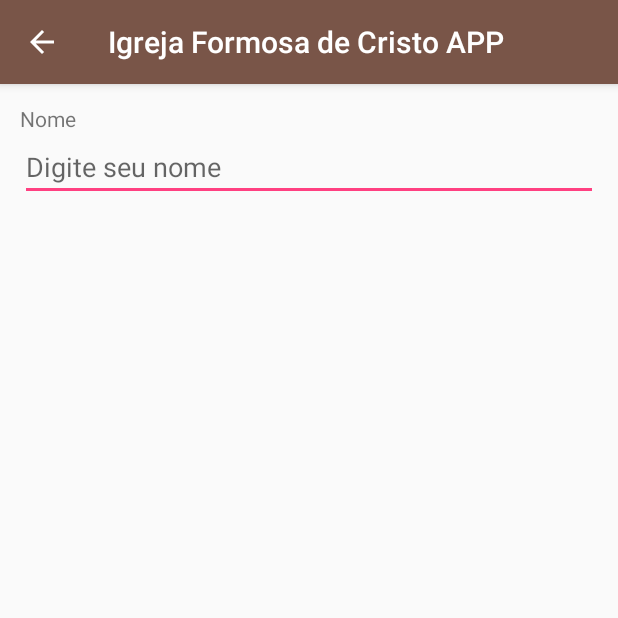
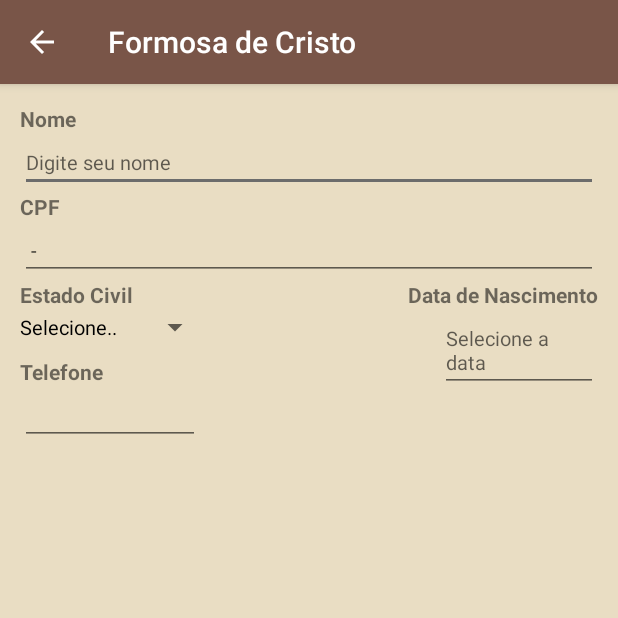
Before and after one commit to wterroni/IFCAPP_Android, an Android app: the PerfilActivity screen opened directly, with no data from a screen before it, on a phone screen of 412 x 824 dp, the top half of it. Run offline under Robolectric (Android 15) with nearby library versions, the phone set to English and light mode, and no system bars.

Commit message:
Altera cores padrão e inclui novos campos no formulario

```diff
--- a/app/src/main/java/com/ifcapp/ifcapp/activitys/AgendaActivity.kt
+++ b/app/src/main/java/com/ifcapp/ifcapp/activity/AgendaActivity.kt
@@ -1,4 +1,4 @@
-package com.ifcapp.ifcapp.activitys
+package com.ifcapp.ifcapp.activity
 
 import android.content.Intent
 import android.os.Bundle
--- a/app/src/main/java/com/ifcapp/ifcapp/activitys/BaseActivity.kt
+++ b/app/src/main/java/com/ifcapp/ifcapp/activity/BaseActivity.kt
@@ -1,7 +1,6 @@
-package com.ifcapp.ifcapp.activitys
+package com.ifcapp.ifcapp.activity
 
 import android.os.Bundle
-import android.os.PersistableBundle
 import android.support.v7.app.AppCompatActivity
 import android.view.MenuItem
 
--- a/app/src/main/java/com/ifcapp/ifcapp/activitys/LoginActivity.kt
+++ b/app/src/main/java/com/ifcapp/ifcapp/activity/LoginActivity.kt
@@ -1,10 +1,9 @@
-package com.ifcapp.ifcapp.activitys
+package com.ifcapp.ifcapp.activity
 
 import android.content.Intent
 import android.support.v7.app.AppCompatActivity
 import android.os.Bundle
 import android.widget.Button
-import android.widget.EditText
 import android.widget.Toast
 import com.ifcapp.ifcapp.R
 import kotlinx.android.synthetic.main.activity_login.*
--- a/app/src/main/java/com/ifcapp/ifcapp/activitys/MainActivity.kt
+++ b/app/src/main/java/com/ifcapp/ifcapp/activity/MainActivity.kt
@@ -1,4 +1,4 @@
-package com.ifcapp.ifcapp.activitys
+package com.ifcapp.ifcapp.activity
 
 import android.content.Intent
 import android.os.Bundle
--- /dev/null
+++ b/app/src/main/java/com/ifcapp/ifcapp/activity/PerfilActivity.kt
@@ -0,0 +1,62 @@
+package com.ifcapp.ifcapp.activity
+
+import android.os.Bundle
+import com.ifcapp.ifcapp.R
+import android.widget.ArrayAdapter
+import kotlinx.android.synthetic.main.activity_perfil.*
+import android.app.DatePickerDialog
+import java.util.*
+
+
+class PerfilActivity : BaseActivity() {
+
+    private var mYear: Int = 0
+    var mMonth: Int = 0
+    var mDay: Int = 0
+
+    override fun onCreate(savedInstanceState: Bundle?) {
+        super.onCreate(savedInstanceState)
+        setContentView(R.layout.activity_perfil)
+        init()
+    }
+
+    fun init() {
+        setEstadoCivilSpinner()
+        setDataNascimento()
+        setFoneTextChangedListener()
+    }
+
+    fun setFoneTextChangedListener() {
+        FoneEditText.addTextChangedListener(Mask.insert("(##)#####-####", FoneEditText));
+    }
+
+    fun setEstadoCivilSpinner() {
+        val adapter = ArrayAdapter.createFromResource(this,
+                R.array.estado_civil_array, R.layout.spinner_item)
+        adapter.setDropDownViewResource(R.layout.spinner_dropdown_item)
+        estadoCivilSpinner.adapter = adapter
+    }
+
+    fun setDataNascimento() {
+        dataNascimentoButton.setOnClickListener {
+            onClickData()
+        }
+    }
+
+    fun onClickData() {
+        val c = Calendar.getInstance()
+        mYear = c.get(Calendar.YEAR)
+        mMonth = c.get(Calendar.MONTH)
+        mDay = c.get(Calendar.DAY_OF_MONTH)
+
+        val datePickerDialog = DatePickerDialog(this,
+                DatePickerDialog.OnDateSetListener { view, year, monthOfYear,
+                                                     dayOfMonth ->
+                    dataNascimentoButton
+                            .setText(dayOfMonth.toString() +
+                                    "/" + (monthOfYear + 1) + "/" + year)
+                },
+                mYear, mMonth, mDay)
+        datePickerDialog.show()
+    }
+}
--- a/app/src/main/res/layout/activity_agenda.xml
+++ b/app/src/main/res/layout/activity_agenda.xml
@@ -6,8 +6,8 @@
     android:id="@+id/drawer"
     android:layout_width="match_parent"
     android:layout_height="match_parent"
-    android:background="@drawable/background"
-    tools:context=".activitys.AgendaActivity">
+    android:background="@color/colorSecundary"
+    tools:context=".activity.AgendaActivity">
 
     <android.support.v7.widget.RecyclerView
         android:id="@+id/recyclerViewAgenda"
--- a/app/src/main/res/layout/activity_item_agenda.xml
+++ b/app/src/main/res/layout/activity_item_agenda.xml
@@ -4,7 +4,8 @@
     xmlns:tools="http://schemas.android.com/tools"
     android:layout_width="match_parent"
     android:layout_height="match_parent"
-    tools:context=".activitys.ItemAgendaActivity">
+    android:background="@color/colorSecundary"
+    tools:context=".activity.ItemAgendaActivity">
 
     <ImageView
         android:id="@+id/imgBanner"
--- a/app/src/main/res/layout/activity_main.xml
+++ b/app/src/main/res/layout/activity_main.xml
@@ -6,12 +6,12 @@
     android:id="@+id/drawer"
     android:layout_width="match_parent"
     android:layout_height="match_parent"
-    tools:context=".activitys.MainActivity">
+    tools:context=".activity.MainActivity">
 
     <LinearLayout
         android:layout_width="match_parent"
         android:layout_height="match_parent"
-        android:background="@drawable/menu_background">
+        android:background="@color/colorSecundary">
     </LinearLayout>
 
     <android.support.design.widget.NavigationView
--- a/app/src/main/res/layout/activity_perfil.xml
+++ b/app/src/main/res/layout/activity_perfil.xml
@@ -4,17 +4,21 @@
     xmlns:tools="http://schemas.android.com/tools"
     android:layout_width="match_parent"
     android:layout_height="match_parent"
-    android:layout_marginTop="@dimen/dimen_13dp"
-    android:layout_marginBottom="@dimen/dimen_13dp"
-    android:layout_marginStart="@dimen/dimen_13dp"
-    android:layout_marginEnd="@dimen/dimen_13dp"
-    tools:context=".activitys.PerfilActivity">
+    android:background="@color/colorSecundary"
+    tools:context=".activity.PerfilActivity">
+
+    <android.support.constraint.ConstraintLayout
+        android:layout_width="match_parent"
+        android:layout_height="match_parent"
+        android:layout_margin="@dimen/dimen_13dp">
+
 
     <TextView
         android:layout_width="match_parent"
         android:layout_height="wrap_content"
         android:id="@+id/nomeTextView"
         android:text="@string/nome"
+        android:textStyle="bold"
         app:layout_constraintTop_toTopOf="parent"
         app:layout_constraintStart_toStartOf="parent"/>
 
@@ -23,7 +27,90 @@
         android:layout_height="wrap_content"
         android:id="@+id/nomeEditText"
         android:hint="@string/hint_nome"
+        android:textSize="@dimen/dimen_13dp"
         app:layout_constraintTop_toBottomOf="@id/nomeTextView"
         app:layout_constraintStart_toStartOf="parent"/>
 
+    <TextView
+        android:id="@+id/cpfTextView"
+        android:layout_width="wrap_content"
+        android:layout_height="wrap_content"
+        android:text="@string/cpf"
+        android:textStyle="bold"
+        app:layout_constraintStart_toStartOf="parent"
+        app:layout_constraintTop_toBottomOf="@+id/nomeEditText" />
+
+        <com.ifcapp.ifcapp.componentes.CpfEditText
+            android:id="@+id/edtCpfCnpj"
+            android:layout_width="match_parent"
+            android:layout_height="wrap_content"
+            android:hint="@string/hint_cpf"
+            android:inputType="number"
+            android:singleLine="true"
+            android:textSize="@dimen/dimen_13dp"
+            app:layout_constraintStart_toStartOf="parent"
+            app:layout_constraintTop_toBottomOf="@+id/cpfTextView" />
+
+    <TextView
+        android:id="@+id/estadoCivilTextView"
+        android:layout_width="wrap_content"
+        android:layout_height="wrap_content"
+        android:text="@string/estado_civil"
+        android:textStyle="bold"
+        app:layout_constraintStart_toStartOf="parent"
+        app:layout_constraintTop_toBottomOf="@+id/edtCpfCnpj" />
+
+    <Spinner
+        android:layout_width="wrap_content"
+        android:layout_height="wrap_content"
+        android:id="@+id/estadoCivilSpinner"
+        android:tooltipText="Selecione"
+        android:textColor="@android:color/white"
+        android:popupBackground="@color/colorPrimary"
+        app:layout_constraintStart_toStartOf="parent"
+        app:layout_constraintTop_toBottomOf="@+id/estadoCivilTextView">
+    </Spinner>
+
+    <TextView
+        android:id="@+id/DataNascimentoTextView"
+        android:layout_width="wrap_content"
+        android:layout_height="wrap_content"
+        android:text="@string/data_nascimento"
+        android:textStyle="bold"
+        app:layout_constraintEnd_toEndOf="parent"
+        app:layout_constraintTop_toBottomOf="@+id/edtCpfCnpj" />
+
+    <EditText
+        android:id="@+id/dataNascimentoButton"
+        android:layout_width="105dp"
+        android:layout_height="wrap_content"
+        android:hint="Selecione a data"
+        android:clickable="true"
+        android:textSize="@dimen/dimen_13dp"
+        app:layout_constraintEnd_toEndOf="parent"
+        app:layout_constraintTop_toBottomOf="@+id/DataNascimentoTextView" />
+
+    <TextView
+        android:id="@+id/textView3"
+        android:layout_width="wrap_content"
+        android:layout_height="wrap_content"
+        android:layout_marginTop="8dp"
+        android:text="@string/telefone"
+        android:textStyle="bold"
+        app:layout_constraintStart_toStartOf="parent"
+        app:layout_constraintTop_toBottomOf="@+id/estadoCivilSpinner" />
+
+    <EditText
+        android:id="@+id/FoneEditText"
+        android:layout_width="120dp"
+        android:layout_height="wrap_content"
+        android:ems="10"
+        android:inputType="phone"
+        android:textSize="@dimen/dimen_13dp"
+        app:layout_constraintStart_toStartOf="parent"
+        app:layout_constraintTop_toBottomOf="@+id/textView3" />
+
+    </android.support.constraint.ConstraintLayout>
+
+
 </android.support.constraint.ConstraintLayout>
--- /dev/null
+++ b/app/src/main/res/layout/spinner_item.xml
@@ -0,0 +1,6 @@
+<TextView xmlns:android="http://schemas.android.com/apk/res/android"
+    android:id="@android:id/text1"
+    android:layout_width="match_parent"
+    android:layout_height="wrap_content"
+    android:textSize="@dimen/dimen_13dp"
+    android:textColor="@color/black" />
--- a/app/src/main/res/values/colors.xml
+++ b/app/src/main/res/values/colors.xml
@@ -2,8 +2,10 @@
 <resources>
     <color name="colorPrimary">#795548</color>
     <color name="colorPrimaryDark">#5D4037</color>
-    <color name="colorAccent">#FF4081</color>
+    <color name="colorSecundary">#e9ddc3</color>
+    <color name="colorAccent">#6c6c6c</color>
     <color name="colorWhite">#FFFFFF</color>
     <color name="darkgray">#6c6c6c</color>
+    <color name="black">#000000</color>
     <color name="colorWhiteTransparent">#ccccff</color>
 </resources>
--- a/app/src/main/res/values/strings.xml
+++ b/app/src/main/res/values/strings.xml
@@ -1,5 +1,5 @@
 <resources>
-    <string name="app_name">Igreja Formosa de Cristo APP</string>
+    <string name="app_name">Formosa de Cristo</string>
     <string name="hint_password">Digite sua senha...</string>
     <string name="hint_cpf">Digite seu CPF...</string>
     <string name="cpf">CPF</string>
@@ -10,5 +10,16 @@
     <string name="close">Close</string>
     <string name="title_activity_main2">Main2Activity</string>
     <string name="nome">Nome</string>
+    <string name="estado_civil">Estado Civil</string>
+    <string name="data_nascimento">Data de Nascimento</string>
+    <string name="telefone">Telefone</string>
     <string name="hint_nome">Digite seu nome</string>
+    <string-array name="estado_civil_array">
+        <item>Selecione..</item>
+        <item>Solteiro(a)</item>
+        <item>Casado(a)</item>
+        <item>Separado(a)</item>
+        <item>Divorciado(a)</item>
+        <item>Viúvo(a)</item>
+    </string-array>
 </resources>
--- a/app/src/main/res/values/styles.xml
+++ b/app/src/main/res/values/styles.xml
@@ -17,4 +17,8 @@
 
     <style name="AppTheme.PopupOverlay" parent="ThemeOverlay.AppCompat.Light" />
 
+    <style name="estadoCivilSpinnerItemStyle" parent="@android:style/Widget.Holo.DropDownItem.Spinner">
+        <item name="android:textColor">@color/colorWhite</item>
+    </style>
+
 </resources>
```
Also changed, not shown: app/src/main/AndroidManifest.xml (+6 -6 lines), app/src/main/java/com/ifcapp/ifcapp/Util/Mask.kt (added, +49 -0 lines), app/src/main/java/com/ifcapp/ifcapp/activity/ItemAgendaActivity.kt (renamed from app/src/main/java/com/ifcapp/ifcapp/activitys/ItemAgendaActivity.kt, +2 -5 lines), app/src/main/java/com/ifcapp/ifcapp/activitys/PerfilActivity.kt (deleted, +0 -13 lines), app/src/main/res/layout/activity_login.xml (+19 -18 lines), app/src/main/res/layout/spinner_dropdown_item.xml (added, +8 -0 lines).
